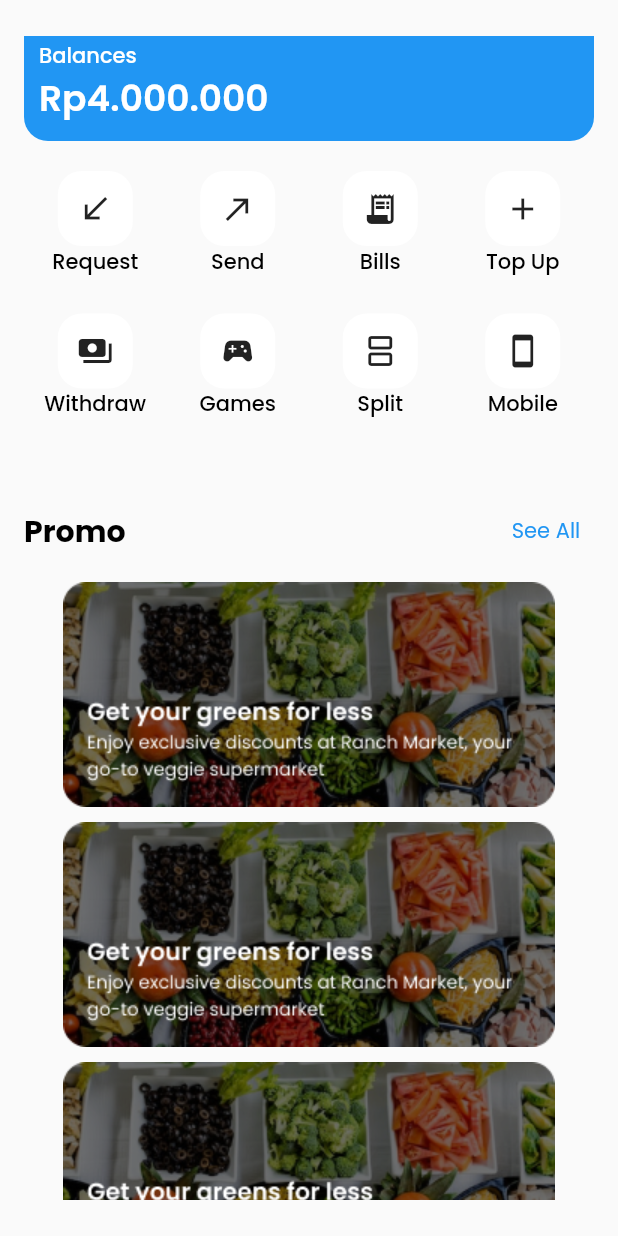
After one commit to RzaNrRmdhn/2117051057-Advanced-Mobile, a Flutter app: the HomeScreen screen opened by its route, scrolled down 159 dp, after a tap on "See All", on a phone screen of 412 x 824 dp. The commit adds this screen. Run offline on Flutter 3.47's test engine with Material 2 defaults, Android fonts, the phone set to English and light mode, and no system bars; our stand-ins replace google_fonts.

Commit message:
Clean Home

```diff
--- /dev/null
+++ b/lib/components/gridview.dart
@@ -0,0 +1,45 @@
+import 'package:flutter/material.dart';
+import 'package:justduit/models/feature_model.dart';
+
+class GridViewFeature extends StatelessWidget {
+  const GridViewFeature({super.key});
+
+  @override
+  Widget build(BuildContext context) {
+    int count = feature.length;
+    double width = MediaQuery.of(context).size.width;
+    double calcHeight = ((width / 4) - (0)) *(count / 4).ceil();
+
+    return SizedBox(
+      width: double.infinity,
+      height: calcHeight,
+      child: GridView.builder(
+        gridDelegate: const SliverGridDelegateWithFixedCrossAxisCount(crossAxisCount: 4),
+        itemCount: feature.length,
+        physics: const NeverScrollableScrollPhysics(),
+        itemBuilder: (context, index){
+          return InkWell(
+            onTap: (){},
+            child: Column(
+              children: [
+                Container(
+                  width: 50,
+                  height: 50,
+                  decoration: BoxDecoration(
+                    borderRadius: BorderRadius.circular(16.0),
+                    color: Colors.white
+                  ),
+                  child: feature[index].icon
+                ),
+                Text(
+                  feature[index].name,
+                  style: Theme.of(context).textTheme.headlineSmall
+                )
+              ]
+            )
+          );
+        }
+      ),
+    );
+  }
+}
--- /dev/null
+++ b/lib/components/listview.dart
@@ -0,0 +1,35 @@
+import 'package:flutter/material.dart';
+import 'package:justduit/models/promo_model.dart';
+
+class ListViewPromo extends StatelessWidget {
+  const ListViewPromo({
+    super.key,
+  });
+
+  @override
+  Widget build(BuildContext context) {
+
+    int count = promo.length;
+    double height = MediaQuery.of(context).size.height;
+    double calcHeight = ((height / 4) - (0)) *(count / 4).ceil();
+    return SizedBox(
+      width: double.infinity,
+      height: calcHeight,
+      child: ListView.builder(
+        shrinkWrap: true,
+        itemCount: count,
+        itemBuilder: (context, index){
+          return InkWell(
+            onTap: (){},
+            child: Column(
+              children: [
+                Image.asset(promo[index].imgPromo),
+                const SizedBox(height: 10.0)
+              ],
+            ),
+          );
+        }
+      ),
+    );
+  }
+}
--- a/lib/main.dart
+++ b/lib/main.dart
@@ -1,6 +1,7 @@
 import 'package:flutter/material.dart';
 import 'package:justduit/screens/auth/signin_screen.dart';
 import 'package:justduit/screens/auth/signup_screen.dart';
+import 'package:justduit/screens/home/home_screen.dart';
 import 'package:justduit/screens/landing/onboarding_screen.dart';
 import 'package:justduit/themes/theme.dart';
 
@@ -22,6 +23,8 @@ class MyApp extends StatelessWidget {
 
         '/SignUp':(context) => const SignUpScreen(),
         '/SignIn':(context) => const SignInScreen(),
+
+        '/Home':(context) => const HomeScreen()
       }
     );
   }
--- /dev/null
+++ b/lib/models/feature_model.dart
@@ -0,0 +1,43 @@
+import 'package:flutter/material.dart';
+
+class FeatureModels{
+  final String? name;
+  final Icon? icon;
+
+  FeatureModels({this.name, this.icon});
+}
+
+List feature = [
+  FeatureModels(
+    name: 'Request',
+    icon: const Icon(Icons.call_received),
+  ),
+  FeatureModels(
+    name: 'Send',
+    icon: const Icon(Icons.call_made),
+  ),
+  FeatureModels(
+    name: 'Bills',
+    icon: const Icon(Icons.receipt_long),
+  ),
+  FeatureModels(
+    name: 'Top Up',
+    icon: const Icon(Icons.add),
+  ),
+  FeatureModels(
+    name: 'Withdraw',
+    icon: const Icon(Icons.payments),
+  ),
+  FeatureModels(
+    name: 'Games',
+    icon: const Icon(Icons.sports_esports),
+  ),
+  FeatureModels(
+    name: 'Split',
+    icon: const Icon(Icons.splitscreen)
+  ),
+  FeatureModels(
+    name: 'Mobile',
+    icon: const Icon(Icons.smartphone)
+  ),
+];
--- /dev/null
+++ b/lib/models/promo_model.dart
@@ -0,0 +1,23 @@
+class Promo{
+  String? imgPromo;
+
+  Promo({this.imgPromo});
+}
+
+List promo = [
+  Promo(
+    imgPromo: 'assets/images/promo.png',
+  ),
+  Promo(
+    imgPromo: 'assets/images/promo.png',
+  ),
+  Promo(
+    imgPromo: 'assets/images/promo.png',
+  ),
+  Promo(
+    imgPromo: 'assets/images/promo.png',
+  ),
+  Promo(
+    imgPromo: 'assets/images/promo.png',
+  ),
+];
--- /dev/null
+++ b/lib/screens/home/home_screen.dart
@@ -0,0 +1,140 @@
+import 'package:flutter/material.dart';
+import 'package:google_fonts/google_fonts.dart';
+import 'package:justduit/components/gridview.dart';
+import 'package:justduit/components/listview.dart';
+
+class HomeScreen extends StatelessWidget {
+  const HomeScreen({super.key});
+
+  @override
+  Widget build(BuildContext context) {
+
+    // const String nama = 'LeMillion';
+    return Scaffold(
+      body: SafeArea(
+        child: Padding(
+          padding: const EdgeInsets.symmetric(vertical: 24.0, horizontal: 16.0),
+          child: SingleChildScrollView(
+            child: Column(
+              children: [
+                Row(
+                  children: [
+                    CircleAvatar(
+                      radius: 25.0,
+                      child: Image.asset('assets/images/logo.png'),
+                    ),
+                    const SizedBox(height: 10),
+                    Column(
+                      crossAxisAlignment: CrossAxisAlignment.start,
+                      children: [
+                        Text(
+                          'Hi',
+                          style: TextStyle(
+                            fontFamily: GoogleFonts.poppins().fontFamily,
+                            color: Colors.grey,
+                            fontSize: 14.0,
+                            fontWeight: FontWeight.w500
+                          ),
+                        ),
+                        Text(
+                          'Lemillion',
+                          style: TextStyle(
+                            fontFamily: GoogleFonts.poppins().fontFamily,
+                            color: Colors.black,
+                            fontSize: 16.0,
+                            fontWeight: FontWeight.w500
+                          ),
+                        )
+                      ],
+                    )
+                  ],
+                ),
+                const SizedBox(height: 10.0),
+                Container(
+                  width: double.infinity,
+                  decoration: BoxDecoration(
+                    color: Colors.blue,
+                    borderRadius: BorderRadius.circular(16.0)
+                  ),
+                  child: Padding(
+                    padding: const EdgeInsets.all(10.0),
+                    child: Column(
+                      children: [
+                        const SizedBox(height: 10.0),
+                        Align(
+                          alignment: Alignment.centerLeft,
+                          child: Text(
+                            'Platinum Member',
+                            style: Theme.of(context).textTheme.labelLarge
+                          ),
+                        ),
+                        Align(
+                          alignment: Alignment.centerLeft,
+                          child: Text(
+                            'member since 08/23',
+                            style: TextStyle(
+                              fontFamily: GoogleFonts.poppins().fontFamily,
+                              fontWeight: FontWeight.w400,
+                              color: Colors.white,
+                              fontSize: 12.0
+                            )
+                          ),
+                        ),
+                        const SizedBox(height: 40.0),
+                        Align(
+                          alignment: Alignment.centerLeft,
+                          child: Text(
+                            'Balances',
+                            style: TextStyle(
+                              fontFamily: GoogleFonts.poppins().fontFamily,
+                              color: Colors.white,
+                              fontSize: 14.0,
+                              fontWeight: FontWeight.w500
+                            ),
+                          ),
+                        ),
+                        Align(
+                          alignment: Alignment.centerLeft,
+                          child: Text(
+                            'Rp4.000.000',
+                            style: TextStyle(
+                              fontFamily: GoogleFonts.poppins().fontFamily,
+                              color: Colors.white,
+                              fontSize: 24.0,
+                              fontWeight: FontWeight.w600
+                            ),
+                          ),
+                        )
+                      ],
+                    ),
+                  ),
+                ),
+                const SizedBox(height: 20.0),
+                const GridViewFeature(),
+                const SizedBox(height: 10.0),
+                Row(
+                  mainAxisAlignment: MainAxisAlignment.spaceBetween,
+                  children: [
+                    Text(
+                      'Promo',
+                      style: Theme.of(context).textTheme.titleMedium,
+                    ),
+                    TextButton(
+                      onPressed: (){},
+                      child: Text(
+                        'See All',
+                        style: Theme.of(context).textTheme.labelMedium,
+                      )
+                    )
+                  ],
+                ),
+                const SizedBox(height: 10.0),
+                const ListViewPromo(),
+              ],
+            ),
+          ),
+        ),
+      ),
+    );
+  }
+}
```
Also changed, not shown: lib/screens/auth/account/account_user.dart (added, +13 -0 lines), lib/screens/auth/signin_screen.dart (+48 -2 lines), lib/screens/auth/signup_screen.dart (+51 -6 lines), assets/images/promo.png (added).
